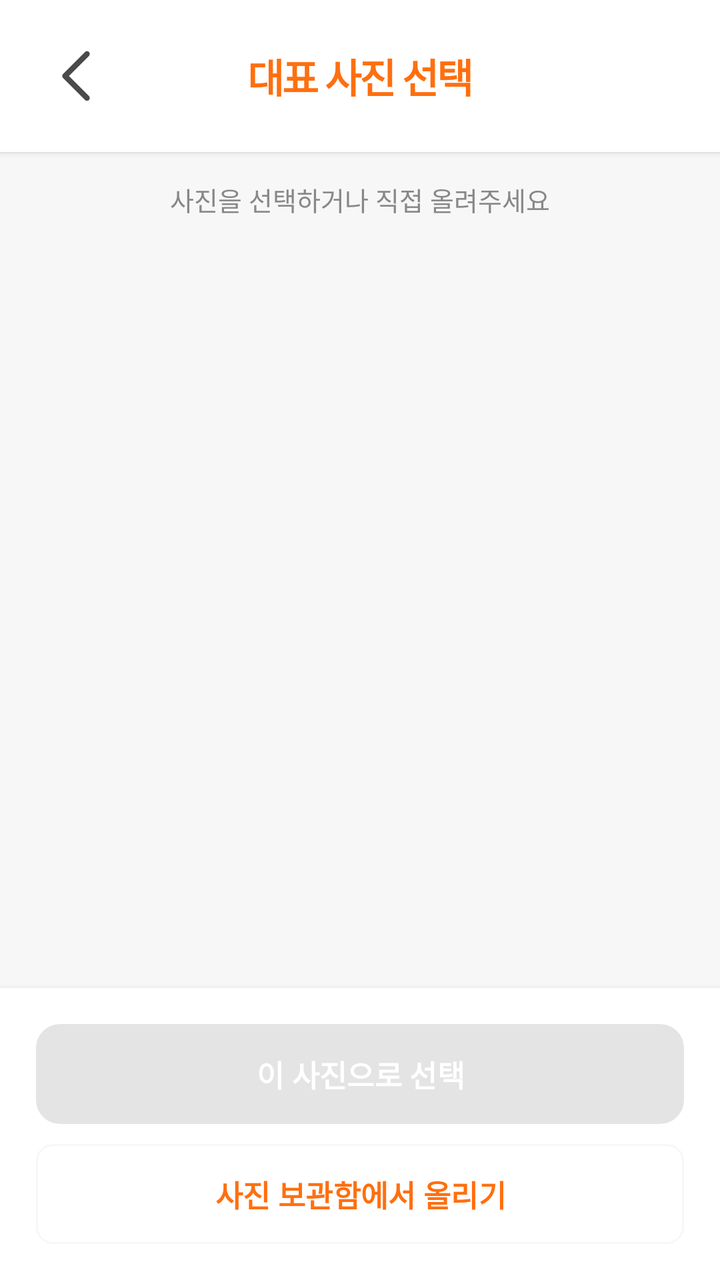
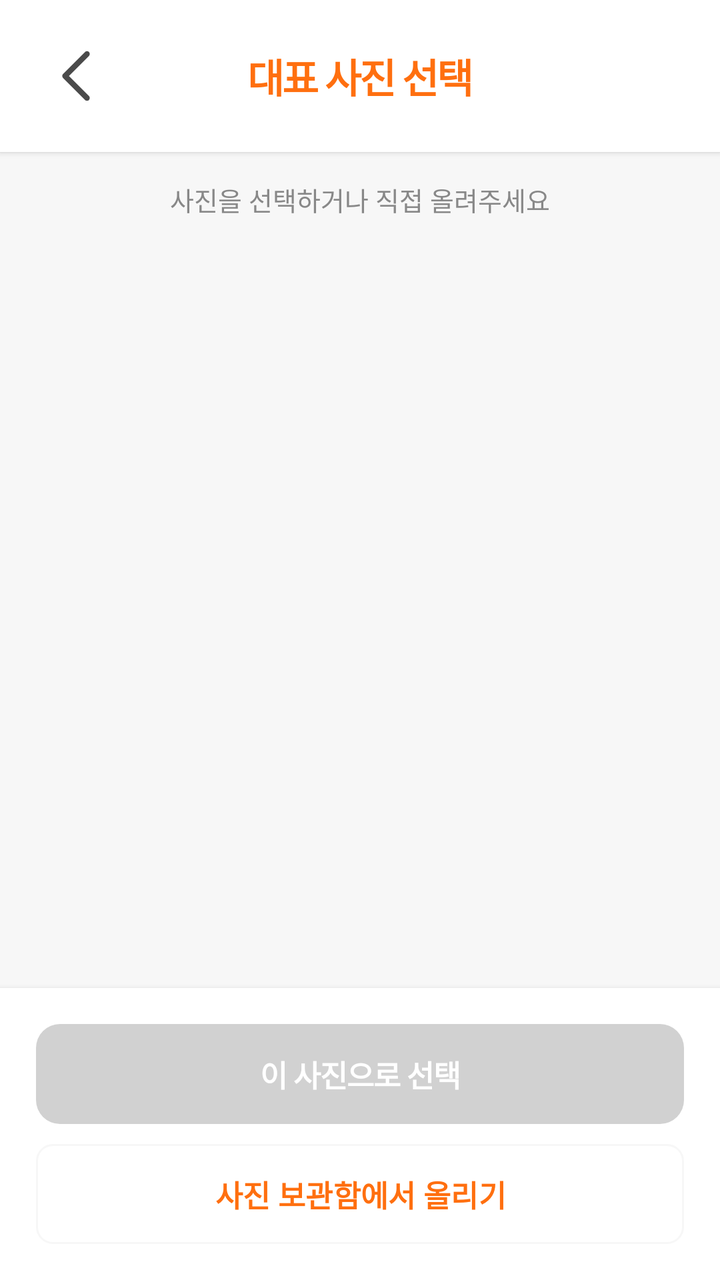

Compare the two renders of this Android layout. The source of the first and the diff that turns it into the second are given below.
<!-- AndroidManifest.xml: application theme Theme.Honbabapp -->
<!-- res/layout/page_meeting_card_image_select.xml -->
<?xml version="1.0" encoding="utf-8"?>
<LinearLayout
    xmlns:android="http://schemas.android.com/apk/res/android"
    xmlns:app="http://schemas.android.com/apk/res-auto"
    android:layout_width="match_parent"
    android:layout_height="match_parent"
    android:orientation="vertical"
    android:background="@color/bg_200">

    
    <LinearLayout
        android:layout_width="match_parent"
        android:layout_height="wrap_content"
        android:orientation="horizontal"
        android:gravity="center_vertical"
        android:padding="16dp"
        android:background="@color/bg_100"
        android:elevation="2dp">

        
        <ImageButton
            android:id="@+id/btn_back"
            android:layout_width="44dp"
            android:layout_height="44dp"
            android:src="@drawable/ic_arrow_back"
            android:scaleType="centerCrop"
            android:background="@color/white"
            android:layout_marginEnd="12dp" />

        
        <TextView
            android:layout_width="0dp"
            android:layout_height="wrap_content"
            android:layout_weight="1"
            android:text="대표 사진 선택"
            android:textColor="@color/primary_200"
            android:textSize="20sp"
            android:textStyle="bold"
            android:gravity="center"
            android:letterSpacing="-0.05"
            android:layout_marginEnd="56dp"/>

    </LinearLayout>

    
    <TextView
        android:layout_width="match_parent"
        android:layout_height="wrap_content"
        android:gravity="center"
        android:text="사진을 선택하거나 직접 올려주세요"
        android:textColor="@color/text_200"
        android:textSize="13sp"
        android:paddingVertical="14dp" />

    
    <androidx.recyclerview.widget.RecyclerView
        android:id="@+id/rv_images"
        android:layout_width="match_parent"
        android:layout_height="0dp"
        android:layout_weight="1"
        android:paddingHorizontal="12dp"
        android:clipToPadding="false" />

    
    <LinearLayout
        android:id="@+id/layout_empty"
        android:layout_width="match_parent"
        android:layout_height="0dp"
        android:layout_weight="10"
        android:orientation="vertical"
        android:gravity="center"
        android:visibility="gone">

        <TextView
            android:layout_width="wrap_content"
            android:layout_height="wrap_content"
            android:text="이미지를 불러오지 못했어요"
            android:textColor="@color/text_200"
            android:textSize="15sp" />

    </LinearLayout>

    
    <LinearLayout
        android:layout_width="match_parent"
        android:layout_height="wrap_content"
        android:orientation="vertical"
        android:background="@color/bg_100"
        android:padding="18dp"
        android:elevation="4dp">

        
        <Button
            android:id="@+id/btn_confirm"
            android:layout_width="match_parent"
            android:layout_height="50dp"
            android:text="이 사진으로 선택"
            android:textColor="@color/white"
            android:textSize="15sp"
            android:textStyle="bold"
            android:background="@drawable/button_primary_background"
            android:enabled="false"
            android:layout_marginBottom="10dp" />

        
        <Button
            android:id="@+id/btn_gallery"
            android:layout_width="match_parent"
            android:layout_height="50dp"
            android:text="사진 보관함에서 올리기"
            android:textColor="@color/primary_200"
            android:textSize="15sp"
            android:textStyle="bold"
            android:background="@drawable/button_secondary_background"
            app:backgroundTint="@null" />

    </LinearLayout>

</LinearLayout>
<!-- resources referenced by this layout -->
<resources>
  <color name="bg_100">#FFFFFF</color>
  <color name="bg_200">#F7F7F7</color>
  <color name="primary_200">#FF6F0F</color>
  <color name="text_200">#888888</color>
  <color name="white">#FFFFFFFF</color>
  <!-- drawable button_primary_background (drawable) -->
  <?xml version="1.0" encoding="utf-8"?>
  <shape xmlns:android="http://schemas.android.com/apk/res/android">
      <solid android:color="@color/primary_100" />
      <corners android:radius="12dp" />
  </shape>
  <!-- drawable button_secondary_background (drawable) -->
  <?xml version="1.0" encoding="utf-8"?>
  <shape xmlns:android="http://schemas.android.com/apk/res/android"
      android:shape="rectangle">
  
      <solid android:color="@android:color/white"/>
  
      <stroke
          android:width="1dp"
          android:color="@color/bg_200" />
  
      <corners android:radius="8dp"/>
  
  </shape>
  <!-- drawable ic_arrow_back (drawable) -->
  <vector xmlns:android="http://schemas.android.com/apk/res/android"
      android:width="24dp"
      android:height="24dp"
      android:viewportWidth="24"
      android:viewportHeight="24">
  
    <path
        android:pathData="M15,18L9,12L15,6"
        android:strokeColor="#4A4A4A"
        android:strokeWidth="1.5"
        android:strokeLineCap="round"
        android:strokeLineJoin="round"
        android:fillColor="@android:color/transparent"/>
  </vector>
  <style name="Theme.Honbabapp" parent="Base.Theme.Honbabapp">
          <item name="android:windowIsTranslucent">true</item>
      </style>
  <color name="primary_100">#FF8A30</color>
  <style name="Base.Theme.Honbabapp" parent="Theme.Material3.Light.NoActionBar">
          
          <item name="colorPrimary">@color/primary_100</item>
          <item name="colorPrimaryVariant">@color/primary_200</item>
          <item name="colorOnPrimary">@android:color/white</item>
  
          
          <item name="colorSecondary">@color/accent_100</item>
          <item name="colorSecondaryVariant">@color/accent_200</item>
          <item name="colorOnSecondary">@android:color/white</item>
  
          
          <item name="android:colorBackground">@color/bg_100</item>
          <item name="colorSurface">@color/white</item>
          <item name="colorOnSurface">@color/text_100</item>
  
          
          <item name="android:statusBarColor">@android:color/white</item>
          <item name="android:windowLightStatusBar">true</item>
          
      </style>
  <color name="accent_100">#00C7AE</color>
  <color name="accent_200">#2B2B2B</color>
  <color name="text_100">#222222</color>
</resources>

<!-- the commit's change to res/layout/page_meeting_card_image_select.xml (unified diff, before → after) -->
@@ -92,13 +92,11 @@
         
         <Button
             android:id="@+id/btn_confirm"
+            style="@style/Widget.Honbab.Button.Primary"
             android:layout_width="match_parent"
             android:layout_height="50dp"
             android:text="이 사진으로 선택"
-            android:textColor="@color/white"
             android:textSize="15sp"
-            android:textStyle="bold"
-            android:background="@drawable/button_primary_background"
             android:enabled="false"
             android:layout_marginBottom="10dp" />
 
<!-- resource entries referenced after the edit -->
@@ -5,12 +5,6 @@
   <color name="primary_200">#FF6F0F</color>
   <color name="text_200">#888888</color>
   <color name="white">#FFFFFFFF</color>
-  <!-- drawable button_primary_background (drawable) -->
-  <?xml version="1.0" encoding="utf-8"?>
-  <shape xmlns:android="http://schemas.android.com/apk/res/android">
-      <solid android:color="@color/primary_100" />
-      <corners android:radius="12dp" />
-  </shape>
   <!-- drawable button_secondary_background (drawable) -->
   <?xml version="1.0" encoding="utf-8"?>
   <shape xmlns:android="http://schemas.android.com/apk/res/android"
@@ -40,8 +34,22 @@
         android:strokeLineJoin="round"
         android:fillColor="@android:color/transparent"/>
   </vector>
+  <style name="Widget.Honbab.Button.Primary" parent="Widget.Honbab.Button">
+          <item name="android:textColor">@color/white</item>
+          <item name="backgroundTint">@color/primary_button_bg</item>
+      </style>
   <style name="Theme.Honbabapp" parent="Base.Theme.Honbabapp">
           <item name="android:windowIsTranslucent">true</item>
+      </style>
+  <style name="Widget.Honbab.Button" parent="Widget.Material3.Button">
+          <item name="android:layout_height">50dp</item>
+          <item name="android:textSize">16sp</item>
+          <item name="android:textStyle">bold</item>
+          <item name="android:letterSpacing">-0.02</item>
+          <item name="cornerRadius">12dp</item>
+          <item name="elevation">0dp</item>
+          <item name="android:insetTop">0dp</item>
+          <item name="android:insetBottom">0dp</item>
       </style>
   <color name="primary_100">#FF8A30</color>
   <style name="Base.Theme.Honbabapp" parent="Theme.Material3.Light.NoActionBar">
